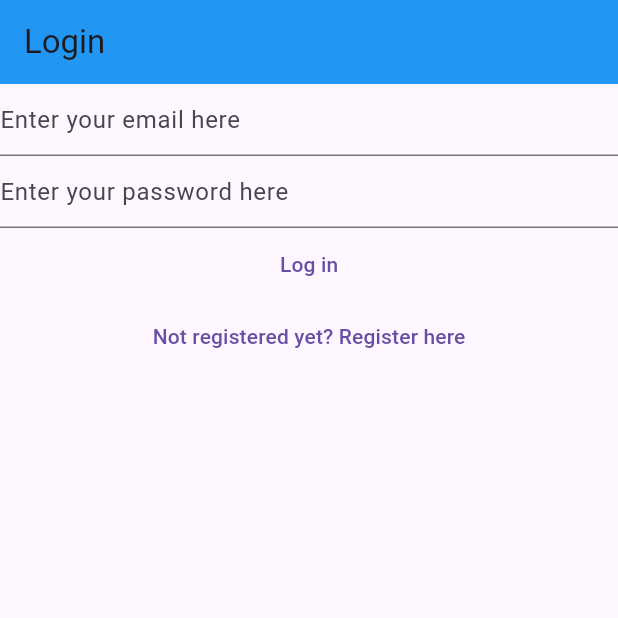
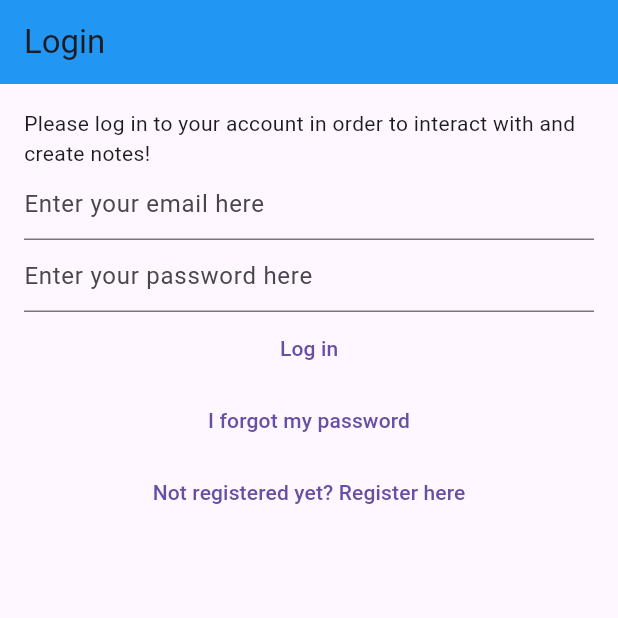
Before and after one commit to Buhana149/firebase_impl_app, a Flutter app: the screen it shows after launch, on a phone screen of 412 x 824 dp, the top half of it. Run offline on Flutter 3.47's test engine with Material 3 defaults, Android fonts, the phone set to English and light mode, and no system bars; our stand-ins replace bloc, cloud_firestore, equatable, firebase_auth, firebase_core, flutter_bloc and 1 more; accounts and stored records are empty.

Commit message:
reseting the password implementation

```diff
--- a/lib/home_page.dart
+++ b/lib/home_page.dart
@@ -2,6 +2,7 @@ import 'package:firebase_impl_app/helpers/loading/loading_screen.dart';
 import 'package:firebase_impl_app/services/auth/bloc/auth_bloc.dart';
 import 'package:firebase_impl_app/services/auth/bloc/auth_events.dart';
 import 'package:firebase_impl_app/services/auth/bloc/auth_state.dart';
+import 'package:firebase_impl_app/views/forgot_password_view.dart';
 import 'package:firebase_impl_app/views/login_view.dart';
 import 'package:firebase_impl_app/views/notes/notes_view.dart';
 import 'package:firebase_impl_app/views/register_view.dart';
@@ -33,6 +34,8 @@ class HomePage extends StatelessWidget {
           return const VerifyEmailView();
         } else if (state is AuthStateLoggedOut) {
           return const LoginView();
+        } else if (state is AuthStateForgotPassword) {
+          return const ForgotPasswordView();
         } else if (state is AuthStateRegistering) {
           return const RegisterView();
         } else {
--- a/lib/services/auth/auth_provider.dart
+++ b/lib/services/auth/auth_provider.dart
@@ -1,7 +1,6 @@
 import 'package:firebase_impl_app/services/auth/auth_user.dart';
 
 abstract class AuthProvider {
-
   Future<void> initialize();
 
   AuthUser? get currentUser;
@@ -16,4 +15,5 @@ abstract class AuthProvider {
   });
   Future<void> logOut();
   Future<void> sendEmailVerification();
+  Future<void> sendPasswordReset({required String toEmail});
 }
--- a/lib/services/auth/auth_service.dart
+++ b/lib/services/auth/auth_service.dart
@@ -42,4 +42,8 @@ class AuthService implements AuthProvider {
 
   @override
   Future<void> initialize() => provider.initialize();
+
+  @override
+  Future<void> sendPasswordReset({required String toEmail}) =>
+      provider.sendPasswordReset(toEmail: toEmail);
 }
--- a/lib/services/auth/bloc/auth_events.dart
+++ b/lib/services/auth/bloc/auth_events.dart
@@ -31,6 +31,11 @@ class AuthEventShouldRegister extends AuthEvents {
   const AuthEventShouldRegister();
 }
 
+class AuthEventForgotPassword extends AuthEvents {
+  final String? email;
+  const AuthEventForgotPassword({this.email});
+}
+
 class AuthEventLogOut extends AuthEvents {
   const AuthEventLogOut();
 }
--- a/lib/services/auth/bloc/auth_state.dart
+++ b/lib/services/auth/bloc/auth_state.dart
@@ -24,11 +24,23 @@ class AuthStateRegistering extends AuthState {
       : super(isLoading: isLoading);
 }
 
+class AuthStateForgotPassword extends AuthState {
+  final Exception? exception;
+  final bool hasSentEmail;
+  const AuthStateForgotPassword({
+    required this.exception,
+    required this.hasSentEmail,
+    required bool isLoading,
+  }) : super(isLoading: isLoading);
+}
+
 class AuthStateLoggedIn extends AuthState {
   final AuthUser user;
 
-  const AuthStateLoggedIn({required this.user, required bool isLoading})
-      : super(isLoading: isLoading);
+  const AuthStateLoggedIn({
+    required this.user,
+    required bool isLoading,
+  }) : super(isLoading: isLoading);
 }
 
 class AuthStateNeedsVerification extends AuthState {
--- a/lib/views/login_view.dart
+++ b/lib/views/login_view.dart
@@ -39,7 +39,8 @@ class _LoginViewState extends State<LoginView> {
         if (state is AuthStateLoggedOut) {
           if (state.exception is UserNotFountAuthException ||
               state.exception is WrongPasswordAuthException) {
-            await showErrorDialog(context, 'Wrong credentials');
+            await showErrorDialog(
+                context, 'Cannot find a user with the entered credentials');
           } else if (state.exception is GenericAuthException) {
             await showErrorDialog(context, 'Authentication error');
           }
@@ -50,7 +51,11 @@ class _LoginViewState extends State<LoginView> {
           backgroundColor: Colors.blue,
           title: Text('Login'),
         ),
-        body: Column(children: [
+        body: Padding(
+          padding: const EdgeInsets.all(16.0),
+          child: Column(children: [
+            const Text(
+                'Please log in to your account in order to interact with and create notes!'),
             TextField(
               controller: _email,
               enableSuggestions: false,
@@ -80,12 +85,19 @@ class _LoginViewState extends State<LoginView> {
             ),
             TextButton(
               onPressed: () {
+                context.read<AuthBloc>().add(const AuthEventForgotPassword());
+              },
+              child: Text('I forgot my password'),
+            ),
+            TextButton(
+              onPressed: () {
                 context.read<AuthBloc>().add(const AuthEventShouldRegister());
               },
               child: Text('Not registered yet? Register here'),
             ),
           ]),
         ),
+      ),
     );
   }
 }
```
Also changed, not shown: lib/services/auth/bloc/auth_bloc.dart (+41 -0 lines), lib/services/auth/firebase_auth_provider.dart (+18 -0 lines), lib/utilities/dialogs/password_reset_email_sent_dialog.dart (added, +16 -0 lines), lib/views/forgot_password_view.dart (added, +86 -0 lines), lib/views/register_view.dart (+13 -1 lines), 1 other file. Lines whose indentation alone changed are shown as unchanged.
